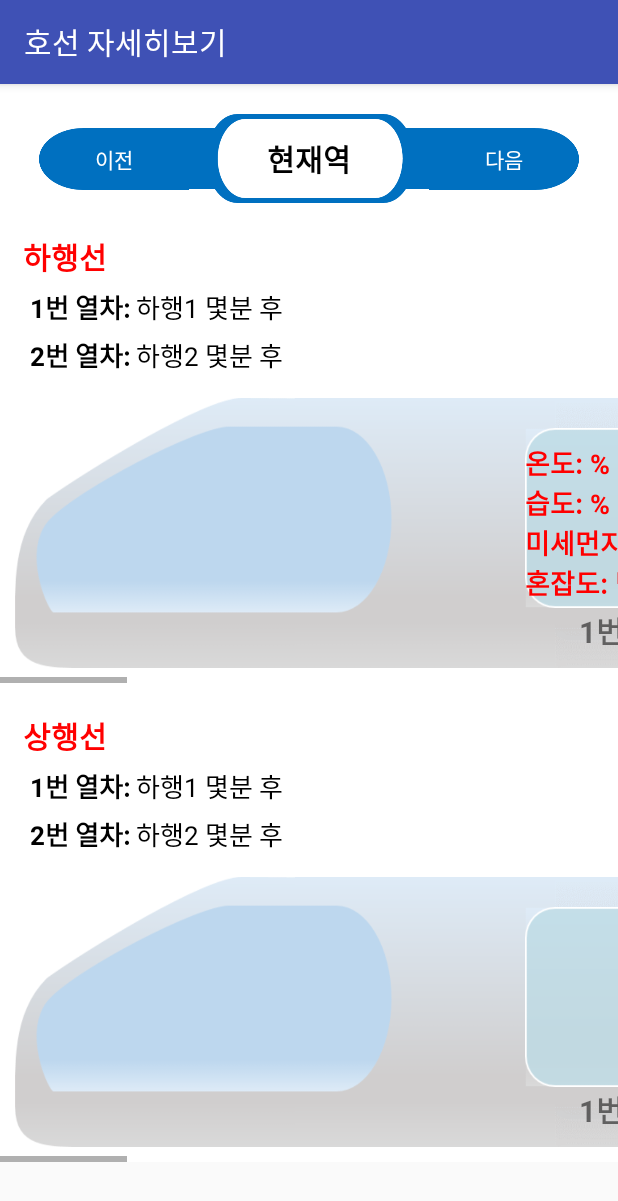
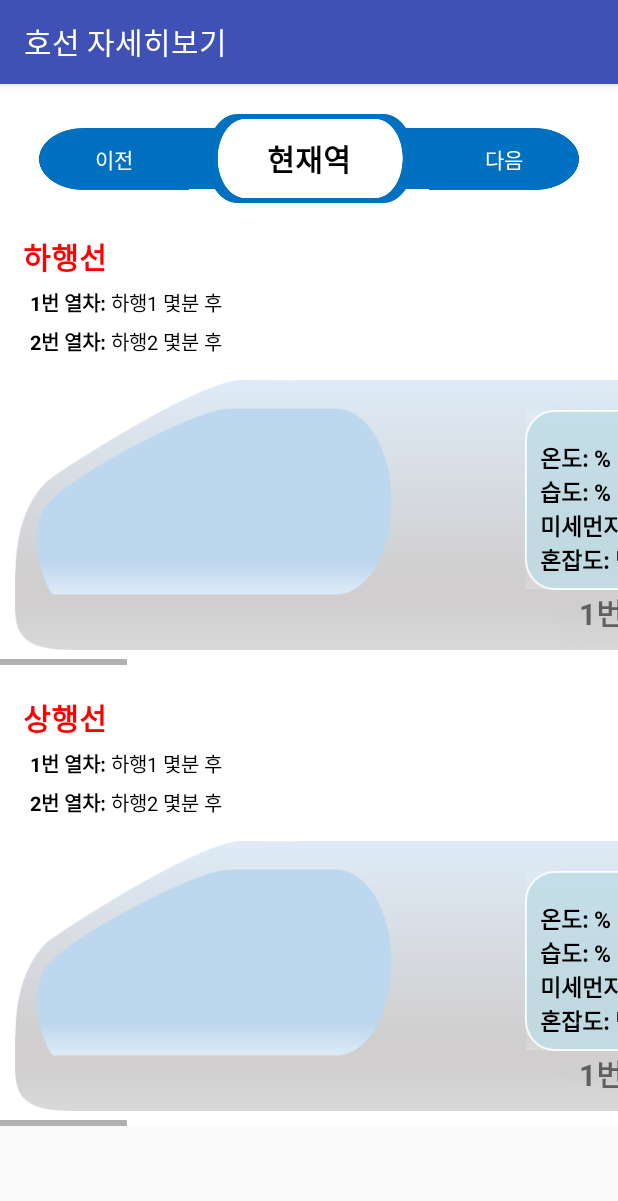
Before and after one commit to jongyeon95/SubwayInfo, an Android app: the DetailLineinfo screen opened directly, with no data from a screen before it, on a phone screen of 412 x 824 dp. Shown: the top 1201 px of the screen. Run offline under Robolectric (Android 15) with nearby library versions, the phone set to English and light mode, and no system bars.

```diff
--- a/app/src/main/java/com/example/jongyepn/subwayinfo/DetailLineinfo.java
+++ b/app/src/main/java/com/example/jongyepn/subwayinfo/DetailLineinfo.java
@@ -28,11 +28,11 @@ public class DetailLineinfo extends AppCompatActivity {
             //usl 1번만 가능
             // information 1~4
             Information = findViewById(R.id.Information);
-            Information.setText("온도: " +variable.getField1() +"%\n습도: " + variable.getField2() +"%\n미세먼지: " + variable.getField3() + "%\n혼잡도: " + variable.getField4()+"명") ;
+            Information.setText("온도: " + variable.getField1() + "%\n습도: " + variable.getField2() + "%\n미세먼지: " + variable.getField3() + "%\n혼잡도: " + variable.getField4() + "명");
 
-            // information 5~8
-//            Information2 = findViewById(R.id.Information2);
-//            Information2.setText("온도 값 :" +variable.getField5() +"습도 값 :" + variable.getField6() +"미세먼지 값 :" + variable.getField7() + "혼잡도 값:" + variable.getField8()) ;
+            //information 5~8
+            Information2 = findViewById(R.id.Information2);
+            Information2.setText("온도: " + variable.getField5() + "%\n습도: " + variable.getField6() + "%\n미세먼지: " + variable.getField7() + "%\n혼잡도: " + variable.getField8() + "명");
 
             //Intent intent = getIntent();
             String infostation = variable.getSubwayInfo().get(1).getStatnNm();  //
@@ -71,19 +71,16 @@ public class DetailLineinfo extends AppCompatActivity {
             }
 
 
+            Down1.setText(variable.getDNSubwayInfo().get(0).getArvlMsg2() + variable.getDNSubwayInfo().get(0).getBarvlDt() + "초 후 역도착");
+            Down2.setText(variable.getDNSubwayInfo().get(1).getArvlMsg2() + variable.getDNSubwayInfo().get(1).getBarvlDt() + "초 후 역도착");
 
-            Down1.setText(variable.getDNSubwayInfo().get(0).getArvlMsg2() +variable.getDNSubwayInfo().get(0).getBarvlDt() + "초 후 역도착");
-            Down2.setText(variable.getDNSubwayInfo().get(1).getArvlMsg2() +variable.getDNSubwayInfo().get(1).getBarvlDt() + "초 후 역도착");
-
-            Up1.setText(variable.getUPSubwayInfo().get(0).getArvlMsg2() +variable.getUPSubwayInfo().get(0).getBarvlDt() + "초 후 역도착");
-            Up2.setText(variable.getUPSubwayInfo().get(1).getArvlMsg2() +variable.getUPSubwayInfo().get(1).getBarvlDt() + "초 후 역도착");
+            Up1.setText(variable.getUPSubwayInfo().get(0).getArvlMsg2() + variable.getUPSubwayInfo().get(0).getBarvlDt() + "초 후 역도착");
+            Up2.setText(variable.getUPSubwayInfo().get(1).getArvlMsg2() + variable.getUPSubwayInfo().get(1).getBarvlDt() + "초 후 역도착");
 //
 //            Down1.setText(variable.getDNSubwayInfo().get(0).getArvlMsg3() + "  " + variable.getDNSubwayInfo().get(0).getArvlMsg2());
 //            Down2.setText(variable.getDNSubwayInfo().get(1).getArvlMsg3() + "  " + variable.getDNSubwayInfo().get(1).getArvlMsg2());
-//
 //            Up1.setText(variable.getUPSubwayInfo().get(0).getArvlMsg3() + "  " + variable.getUPSubwayInfo().get(0).getArvlMsg2());
 //            Up2.setText(variable.getUPSubwayInfo().get(1).getArvlMsg3() + "  " + variable.getUPSubwayInfo().get(1).getArvlMsg2());
-
 
 
         } catch (Exception e) {
--- a/app/src/main/res/layout/stationinfo.xml
+++ b/app/src/main/res/layout/stationinfo.xml
@@ -73,7 +73,7 @@
                 android:layout_marginTop="5dp"
                 android:textStyle="bold"
                 android:textColor="#000000"
-                android:textSize="17dp"
+                android:textSize="13dp"
                 android:text="1번 열차: " />
             <TextView
                 android:id="@+id/Down2text"
@@ -84,7 +84,7 @@
                 android:layout_marginTop="5dp"
                 android:textStyle="bold"
                 android:textColor="#000000"
-                android:textSize="17dp"
+                android:textSize="13dp"
                 android:text="2번 열차: " />
             <TextView
                 android:id="@+id/Down1"
@@ -94,7 +94,7 @@
                 android:layout_below="@id/Downtitle"
                 android:layout_marginTop="5dp"
                 android:textColor="#000000"
-                android:textSize="17dp"
+                android:textSize="13dp"
 
                 android:text="하행1 몇분 후" />
 
@@ -106,7 +106,7 @@
                 android:layout_below="@id/Down1text"
                 android:layout_marginTop="5dp"
                 android:textColor="#000000"
-                android:textSize="17dp"
+                android:textSize="13dp"
                 android:text="하행2 몇분 후" />
 
 
@@ -226,16 +226,18 @@
                         android:textSize="20dp"
                         android:textStyle="bold" />
                     <TextView
-                        android:textColor="#ff0000"
+                        android:textColor="#000000"
                         android:textStyle="bold"
                         android:id="@+id/Information"
                         android:layout_marginLeft="350dp"
+                        android:padding="10dp"
                         android:layout_width="115dp"
                         android:layout_height="110dp"
+                        android:gravity="center|left"
                         android:text="테스트~~~!!!!!!!!!!!!!!!!!!!!!!!!!!!!!!!!!!!"
                         android:layout_above="@id/plattxt"
                         android:typeface="sans"
-                        android:textSize="18dp"/>
+                        android:textSize="15dp"/>
                     <TextView
                         android:layout_width="120dp"
                         android:layout_height="40dp"
@@ -335,19 +337,20 @@
                 android:layout_marginTop="5dp"
                 android:textStyle="bold"
                 android:textColor="#000000"
-                android:textSize="17dp"
+                android:textSize="13dp"
                 android:text="1번 열차: " />
+
             <TextView
                 android:id="@+id/Up2text"
                 android:layout_width="wrap_content"
                 android:layout_height="wrap_content"
-                android:layout_below="@id/Up1text"
+                android:layout_below="@+id/Up1text"
                 android:layout_marginLeft="20dp"
                 android:layout_marginTop="5dp"
-                android:textStyle="bold"
+                android:text="2번 열차: "
                 android:textColor="#000000"
-                android:textSize="17dp"
-                android:text="2번 열차: " />
+                android:textSize="13dp"
+                android:textStyle="bold" />
             <TextView
                 android:id="@+id/Up1"
                 android:layout_width="wrap_content"
@@ -356,7 +359,7 @@
                 android:layout_below="@id/Uptitle"
                 android:layout_marginTop="5dp"
                 android:textColor="#000000"
-                android:textSize="17dp"
+                android:textSize="13dp"
                 android:text="하행1 몇분 후" />
 
             <TextView
@@ -367,7 +370,7 @@
                 android:layout_below="@id/Up1text"
                 android:layout_marginTop="5dp"
                 android:textColor="#000000"
-                android:textSize="17dp"
+                android:textSize="13dp"
                 android:text="하행2 몇분 후" />
 
             <HorizontalScrollView
@@ -474,6 +477,7 @@
                         android:background="@drawable/trainwindow" />
 
                     <TextView
+                        android:id="@+id/plattxt2"
                         android:layout_width="120dp"
                         android:layout_height="40dp"
                         android:layout_below="@id/plat1"
@@ -482,7 +486,19 @@
                         android:textAlignment="center"
                         android:textSize="20dp"
                         android:textStyle="bold" />
-
+                    <TextView
+                        android:textColor="#000000"
+                        android:textStyle="bold"
+                        android:id="@+id/Information2"
+                        android:layout_marginLeft="350dp"
+                        android:padding="10dp"
+                        android:gravity="center|left"
+                        android:layout_width="115dp"
+                        android:layout_height="110dp"
+                        android:text="테스트~~~!!!!!!!!!!!!!!!!!!!!!!!!!!!!!!!!!!!"
+                        android:layout_above="@id/plattxt2"
+                        android:typeface="sans"
+                        android:textSize="15dp"/>
                     <TextView
                         android:layout_width="120dp"
                         android:layout_height="40dp"
```
Also changed, not shown: app/src/main/java/com/example/jongyepn/subwayinfo/GetData.java (+10 -8 lines), app/src/main/java/com/example/jongyepn/subwayinfo/GetSubwayData.java (+29 -4 lines), app/src/main/java/com/example/jongyepn/subwayinfo/MainActivity.java (+6 -1 lines).
